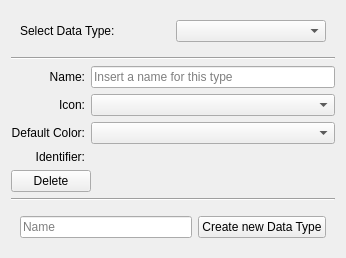
Before: the Qt Designer form src/Interface/DataTypePage.ui in KDE/rocs, drawn with Qt 5.
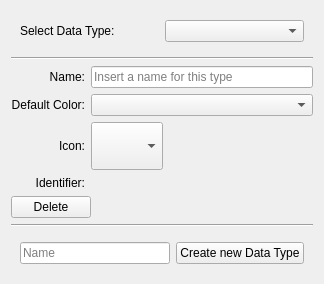
After: the same form once the commit is applied. Custom widgets are drawn as their Qt base class.

Commit message: Icon selector should not expose internal strings.

The edit to the form file:
```diff
--- a/src/Interface/DataTypePage.ui
+++ b/src/Interface/DataTypePage.ui
@@ -6,8 +6,8 @@
    <rect>
     <x>0</x>
     <y>0</y>
-    <width>346</width>
-    <height>219</height>
+    <width>324</width>
+    <height>271</height>
    </rect>
   </property>
   <layout class="QVBoxLayout" name="verticalLayout">
@@ -42,27 +42,65 @@
    </item>
    <item>
     <layout class="QGridLayout" name="gridLayout_3">
-     <item row="0" column="0">
-      <widget class="QLabel" name="nameLabel">
-       <property name="layoutDirection">
-        <enum>Qt::LeftToRight</enum>
+     <property name="sizeConstraint">
+      <enum>QLayout::SetDefaultConstraint</enum>
+     </property>
+     <item row="3" column="1">
+      <widget class="KComboBox" name="typeIcon">
+       <property name="sizePolicy">
+        <sizepolicy hsizetype="Fixed" vsizetype="Fixed">
+         <horstretch>0</horstretch>
+         <verstretch>0</verstretch>
+        </sizepolicy>
        </property>
+       <property name="minimumSize">
+        <size>
+         <width>48</width>
+         <height>48</height>
+        </size>
+       </property>
+       <property name="baseSize">
+        <size>
+         <width>0</width>
+         <height>48</height>
+        </size>
+       </property>
+       <property name="iconSize">
+        <size>
+         <width>48</width>
+         <height>48</height>
+        </size>
+       </property>
+      </widget>
+     </item>
+     <item row="5" column="0">
+      <widget class="QLabel" name="label_2">
        <property name="text">
-        <string>Name:</string>
+        <string>Identifier:</string>
        </property>
        <property name="alignment">
         <set>Qt::AlignRight|Qt::AlignTrailing|Qt::AlignVCenter</set>
        </property>
       </widget>
      </item>
-     <item row="0" column="1">
+     <item row="5" column="1">
+      <widget class="QLabel" name="typeIdentifier">
+       <property name="toolTip">
+        <string>This is the unique identifier for the data type.</string>
+       </property>
+       <property name="text">
+        <string/>
+       </property>
+      </widget>
+     </item>
+     <item row="1" column="1">
       <widget class="QLineEdit" name="typeName">
        <property name="placeholderText">
         <string>Insert a name for this type</string>
        </property>
       </widget>
      </item>
-     <item row="1" column="0">
+     <item row="3" column="0">
       <widget class="QLabel" name="iconLabel">
        <property name="text">
         <string>Icon:</string>
@@ -72,8 +110,18 @@
        </property>
       </widget>
      </item>
-     <item row="1" column="1">
-      <widget class="KComboBox" name="typeIcon"/>
+     <item row="1" column="0">
+      <widget class="QLabel" name="nameLabel">
+       <property name="layoutDirection">
+        <enum>Qt::LeftToRight</enum>
+       </property>
+       <property name="text">
+        <string>Name:</string>
+       </property>
+       <property name="alignment">
+        <set>Qt::AlignRight|Qt::AlignTrailing|Qt::AlignVCenter</set>
+       </property>
+      </widget>
      </item>
      <item row="2" column="0">
       <widget class="QLabel" name="typeDefaultColorLabel">
@@ -88,26 +136,6 @@
      <item row="2" column="1">
       <widget class="KColorCombo" name="typeDefaultColor"/>
      </item>
-     <item row="3" column="0">
-      <widget class="QLabel" name="label_2">
-       <property name="text">
-        <string>Identifier:</string>
-       </property>
-       <property name="alignment">
-        <set>Qt::AlignRight|Qt::AlignTrailing|Qt::AlignVCenter</set>
-       </property>
-      </widget>
-     </item>
-     <item row="3" column="1">
-      <widget class="QLabel" name="typeIdentifier">
-       <property name="toolTip">
-        <string>This is the unique identifier for the data type.</string>
-       </property>
-       <property name="text">
-        <string/>
-       </property>
-      </widget>
-     </item>
     </layout>
    </item>
    <item>
```
The commit also changes 1 other file.
